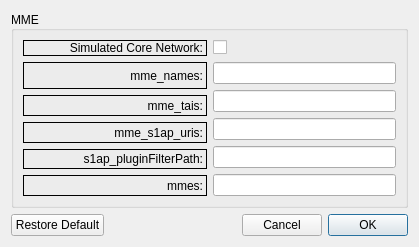
The window that LTEsimGeneratorGUI/Ui/DataForms/mmeform.ui (moniss23/junit4) describes before a commit, drawn with Qt 5.
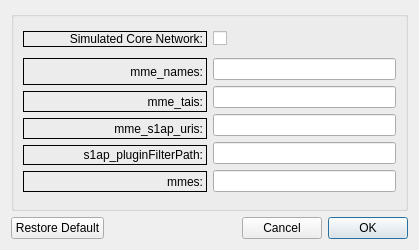
The same window after the commit.

```diff
--- a/LTEsimGeneratorGUI/Ui/DataForms/mmeform.ui
+++ b/LTEsimGeneratorGUI/Ui/DataForms/mmeform.ui
@@ -7,9 +7,15 @@
     <x>0</x>
     <y>0</y>
     <width>419</width>
-    <height>229</height>
+    <height>250</height>
    </rect>
   </property>
+  <property name="sizePolicy">
+   <sizepolicy hsizetype="Expanding" vsizetype="Preferred">
+    <horstretch>0</horstretch>
+    <verstretch>0</verstretch>
+   </sizepolicy>
+  </property>
   <property name="windowTitle">
    <string>Form</string>
   </property>
@@ -18,6 +24,12 @@
     <layout class="QVBoxLayout" name="verticalLayout_6">
      <item>
       <widget class="QGroupBox" name="gbMME">
+       <property name="sizePolicy">
+        <sizepolicy hsizetype="Expanding" vsizetype="Preferred">
+         <horstretch>0</horstretch>
+         <verstretch>0</verstretch>
+        </sizepolicy>
+       </property>
        <property name="maximumSize">
         <size>
          <width>16777215</width>
@@ -25,7 +37,7 @@
         </size>
        </property>
        <property name="title">
-        <string>MME</string>
+        <string/>
        </property>
        <property name="alignment">
         <set>Qt::AlignLeading|Qt::AlignLeft|Qt::AlignVCenter</set>
@@ -137,6 +149,9 @@
           </item>
           <item>
            <layout class="QVBoxLayout" name="verticalLayout">
+            <property name="sizeConstraint">
+             <enum>QLayout::SetNoConstraint</enum>
+            </property>
             <item>
              <widget class="QLineEdit" name="tetMme_names">
               <property name="enabled">
```
Left out of the diff: 2 changed lines with no effect on the pictures.
